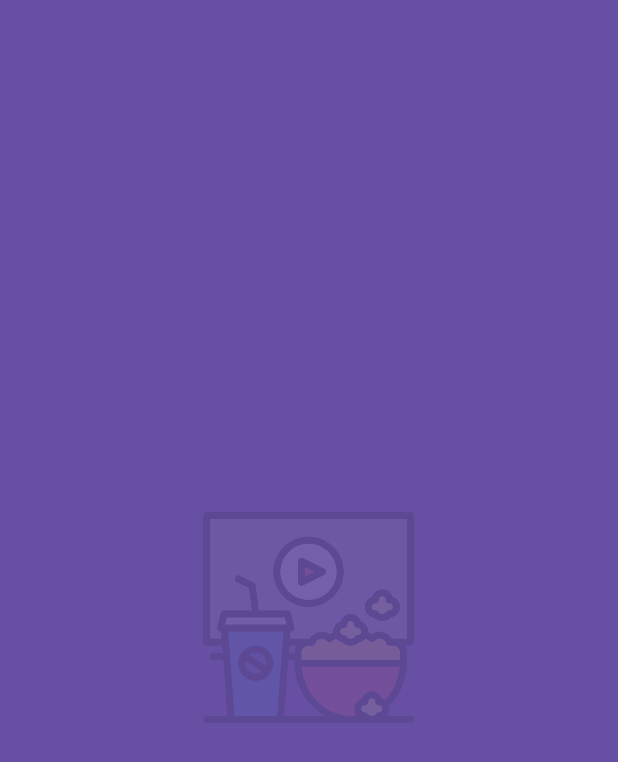
After one commit to matheusgomes2020/Filmes_API, an Android app: the SplashScreen screen opened directly, with no data from a screen before it, on a phone screen of 412 x 824 dp. The commit adds this screen. Shown: the top 762 px of the screen. Run offline under Robolectric (Android 15) with nearby library versions, the phone set to English and light mode, and no system bars; Roboto replaces fonts that are not available here.

Commit message:
Splash screen.

```diff
--- a/app/src/main/AndroidManifest.xml
+++ b/app/src/main/AndroidManifest.xml
@@ -31,7 +31,7 @@
             android:name=".ui.movieDetails.MovieDetailsActivity"
             android:exported="false" />
         <activity
-            android:name=".MainActivity"
+            android:name=".ui.SplashScreen"
             android:exported="true">
             <intent-filter>
                 <action android:name="android.intent.action.MAIN" />
@@ -39,7 +39,9 @@
                 <category android:name="android.intent.category.LAUNCHER" />
             </intent-filter>
         </activity>
-
+        <activity
+            android:name=".MainActivity"
+            android:exported="true" />
         <meta-data
             android:name="preloaded_fonts"
             android:resource="@array/preloaded_fonts" />
--- /dev/null
+++ b/app/src/main/java/com/example/filmes/ui/SplashScreen.kt
@@ -0,0 +1,39 @@
+package com.example.filmes.ui
+
+import android.content.Intent
+import androidx.appcompat.app.AppCompatActivity
+import android.os.Bundle
+import android.os.Handler
+import android.os.Looper
+import android.view.animation.AnimationUtils
+import android.widget.ImageView
+import com.example.filmes.MainActivity
+import com.example.filmes.R
+
+class SplashScreen : AppCompatActivity() {
+    override fun onCreate(savedInstanceState: Bundle?) {
+        super.onCreate(savedInstanceState)
+        setContentView(R.layout.activity_splash_screen)
+
+        /*
+        Handler(Looper.getMainLooper()).postDelayed({
+            val intent = Intent( this, MainActivity::class.java )
+            startActivity( intent )
+            finish()
+        },3000)
+
+
+         */
+        val backgroundImg: ImageView = findViewById(R.id.imageViewSplash)
+        val slideAnimation = AnimationUtils.loadAnimation( this, R.anim.slide )
+        backgroundImg.startAnimation( slideAnimation )
+
+        Handler().postDelayed({
+            val intent = Intent( this, MainActivity::class.java )
+            startActivity( intent )
+            finish()
+        },3000)
+
+
+    }
+}
--- /dev/null
+++ b/app/src/main/res/anim/slide.xml
@@ -0,0 +1,14 @@
+<?xml version="1.0" encoding="utf-8"?>
+<set xmlns:android="http://schemas.android.com/apk/res/android">
+    <translate
+        android:fromXDelta="-50%"
+        android:fromYDelta="0%"
+        android:duration="1500"
+        />
+
+    <alpha
+        android:fromAlpha="0.1"
+        android:toAlpha="1.0"
+        android:duration="1500"
+        />
+</set>
--- a/app/src/main/res/layout/activity_main.xml
+++ b/app/src/main/res/layout/activity_main.xml
@@ -33,7 +33,7 @@
     <com.google.android.material.bottomnavigation.BottomNavigationView
         android:id="@+id/nav_view"
         android:layout_width="match_parent"
-        android:layout_height="50dp"
+        android:layout_height="70dp"
         app:itemIconTint="?attr/colorPrimary"
         app:itemTextColor="?attr/colorPrimary"
         app:layout_constraintBottom_toBottomOf="parent"
--- /dev/null
+++ b/app/src/main/res/layout/activity_splash_screen.xml
@@ -0,0 +1,17 @@
+<?xml version="1.0" encoding="utf-8"?>
+<LinearLayout xmlns:android="http://schemas.android.com/apk/res/android"
+    xmlns:app="http://schemas.android.com/apk/res-auto"
+    xmlns:tools="http://schemas.android.com/tools"
+    android:layout_width="match_parent"
+    android:layout_height="match_parent"
+    android:orientation="vertical"
+    android:gravity="center"
+    android:background="?attr/colorPrimary"
+    tools:context=".ui.SplashScreen">
+
+    <ImageView
+        android:id="@+id/imageViewSplash"
+        android:layout_width="150dp"
+        android:layout_height="150dp"
+        app:srcCompat="@drawable/logo" />
+</LinearLayout>
--- a/app/src/main/res/values/strings.xml
+++ b/app/src/main/res/values/strings.xml
@@ -1,9 +1,9 @@
 <resources>
     <string name="app_name">Filmes</string>
     <string name="title_activity_main2">MainActivity2</string>
-    <string name="title_movie"></string>
-    <string name="title_serie"></string>
-    <string name="title_profile"></string>
+    <string name="title_movie">Filmes</string>
+    <string name="title_serie">Séries</string>
+    <string name="title_profile">Perfil</string>
     <!-- TODO: Remove or change this placeholder text -->
     <string name="hello_blank_fragment">Hello blank fragment</string>
 </resources>
```
Also changed, not shown: app/src/main/res/drawable/logo.png (added).
